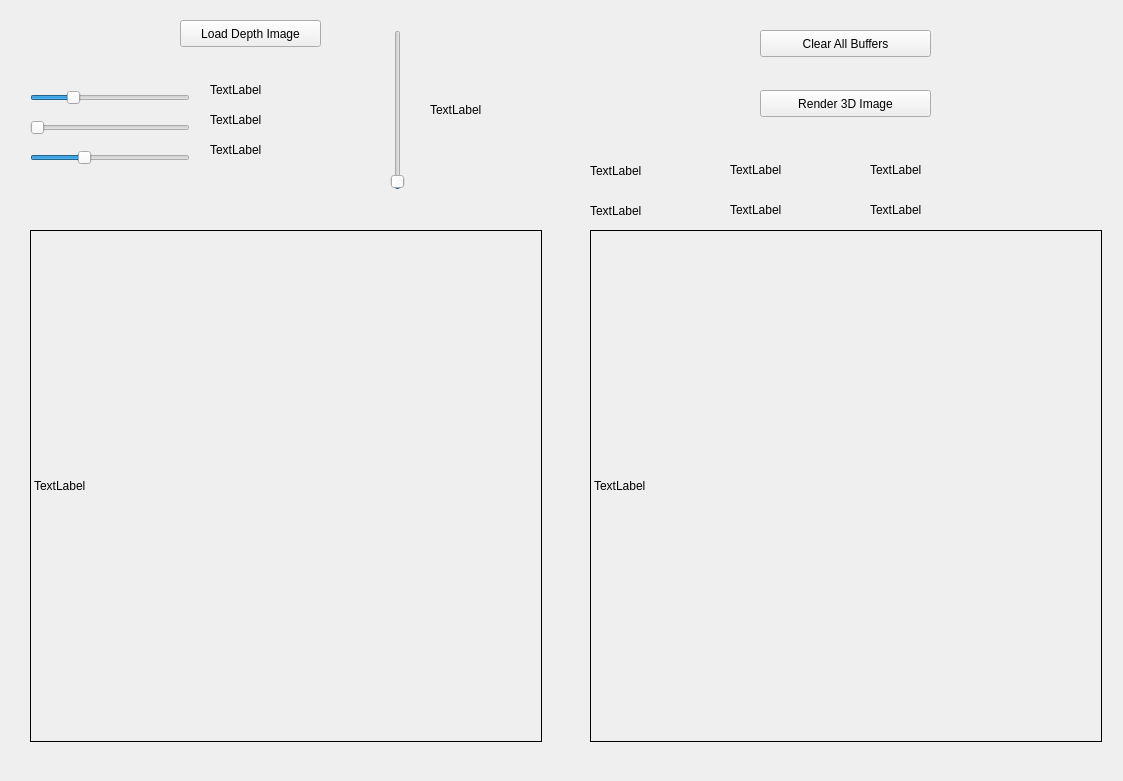
lreithmayr/CT-Scan-Visualizer, file app/widget.ui: the form before one commit.
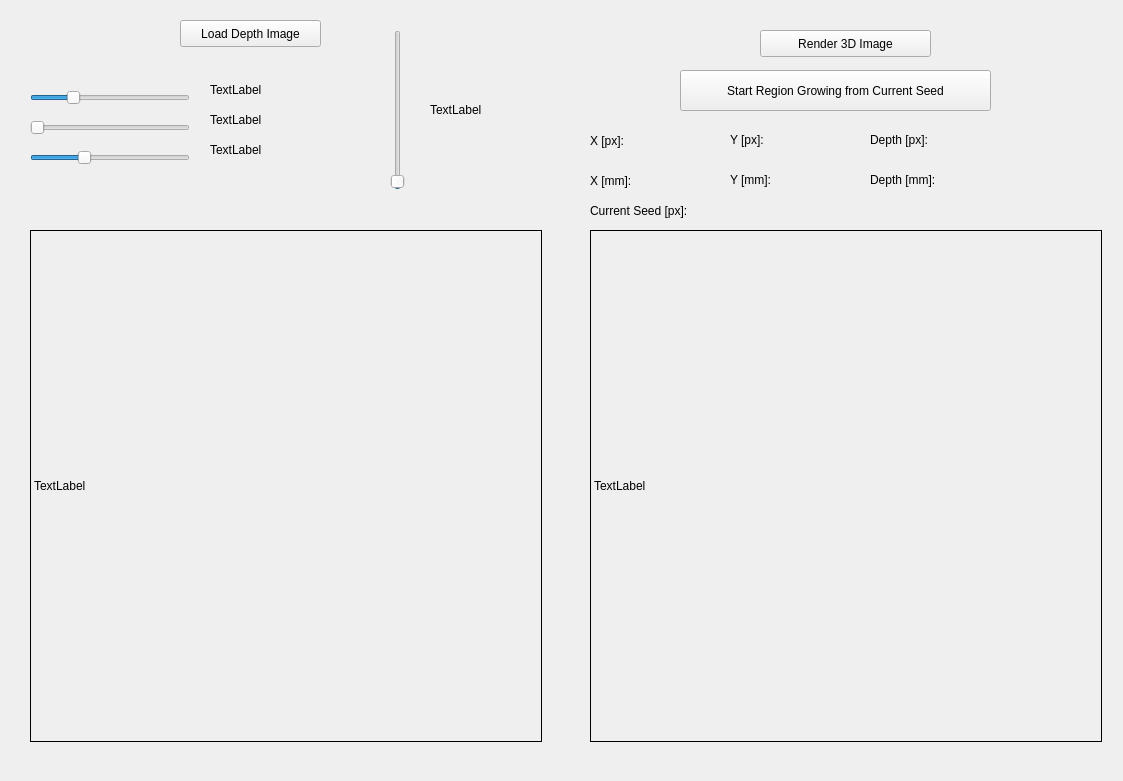
The form after the commit.

Commit message: Widget: Seperates picking a seed from image and starting region growing

Patch:
```diff
--- a/app/widget.ui
+++ b/app/widget.ui
@@ -202,7 +202,7 @@
    <property name="geometry">
     <rect>
      <x>760</x>
-     <y>90</y>
+     <y>30</y>
      <width>171</width>
      <height>27</height>
     </rect>
@@ -215,91 +215,104 @@
    <property name="geometry">
     <rect>
      <x>590</x>
-     <y>160</y>
+     <y>130</y>
      <width>91</width>
      <height>21</height>
     </rect>
    </property>
    <property name="text">
-    <string>TextLabel</string>
+    <string>X [px]:</string>
    </property>
   </widget>
   <widget class="QLabel" name="label_yPos">
    <property name="geometry">
     <rect>
      <x>730</x>
-     <y>160</y>
+     <y>130</y>
      <width>91</width>
      <height>19</height>
     </rect>
    </property>
    <property name="text">
-    <string>TextLabel</string>
+    <string>Y [px]:</string>
    </property>
   </widget>
   <widget class="QLabel" name="label_depthPos">
    <property name="geometry">
     <rect>
      <x>870</x>
-     <y>160</y>
+     <y>130</y>
      <width>151</width>
      <height>19</height>
     </rect>
    </property>
    <property name="text">
-    <string>TextLabel</string>
+    <string>Depth [px]:</string>
    </property>
   </widget>
   <widget class="QLabel" name="label_yPos_mm">
    <property name="geometry">
     <rect>
      <x>730</x>
-     <y>200</y>
+     <y>170</y>
      <width>131</width>
      <height>19</height>
     </rect>
    </property>
    <property name="text">
-    <string>TextLabel</string>
+    <string>Y [mm]:</string>
    </property>
   </widget>
   <widget class="QLabel" name="label_xPos_mm">
    <property name="geometry">
     <rect>
      <x>590</x>
-     <y>200</y>
+     <y>170</y>
      <width>131</width>
      <height>21</height>
     </rect>
    </property>
    <property name="text">
-    <string>TextLabel</string>
+    <string>X [mm]:</string>
    </property>
   </widget>
   <widget class="QLabel" name="label_depthPos_mm">
    <property name="geometry">
     <rect>
      <x>870</x>
-     <y>200</y>
+     <y>170</y>
      <width>231</width>
      <height>19</height>
     </rect>
    </property>
    <property name="text">
-    <string>TextLabel</string>
+    <string>Depth [mm]:</string>
    </property>
   </widget>
   <widget class="QPushButton" name="pushButton_clearBuffers">
    <property name="geometry">
     <rect>
-     <x>760</x>
-     <y>30</y>
-     <width>171</width>
-     <height>27</height>
+     <x>680</x>
+     <y>70</y>
+     <width>311</width>
+     <height>41</height>
     </rect>
    </property>
    <property name="text">
-    <string>Clear All Buffers</string>
+    <string>Start Region Growing from Current Seed</string>
+   </property>
+  </widget>
+  <widget class="QLabel" name="label_currentSeed">
+   <property name="geometry">
+    <rect>
+     <x>590</x>
+     <y>200</y>
+     <width>531</width>
+     <height>21</height>
+    </rect>
+   </property>
+   <property name="text">
+    <string>Current Seed [px]: </string>
    </property>
   </widget>
  </widget>
```
Left out of the diff: 2 changed lines with no effect on the pictures. The commit also changes 2 other files.
